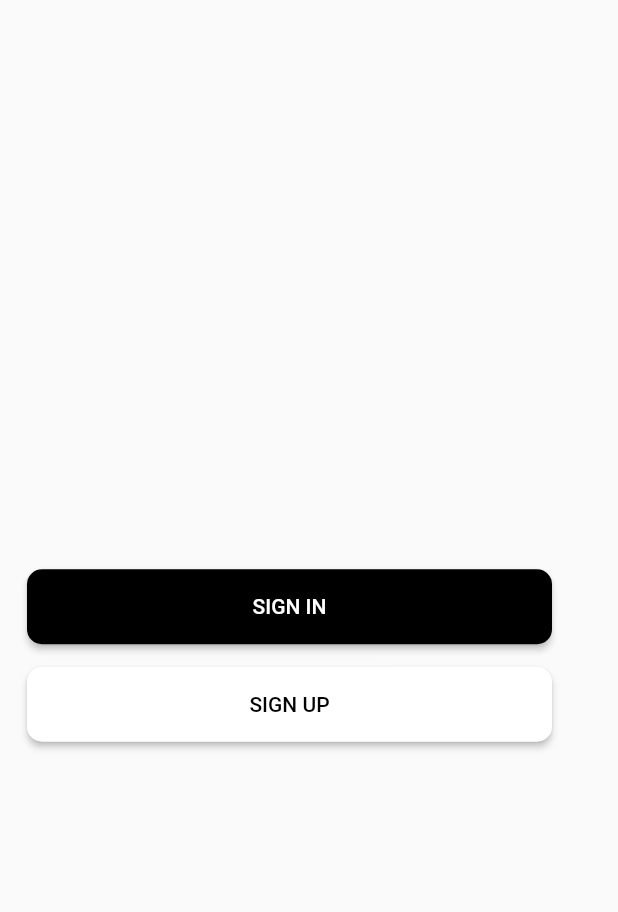
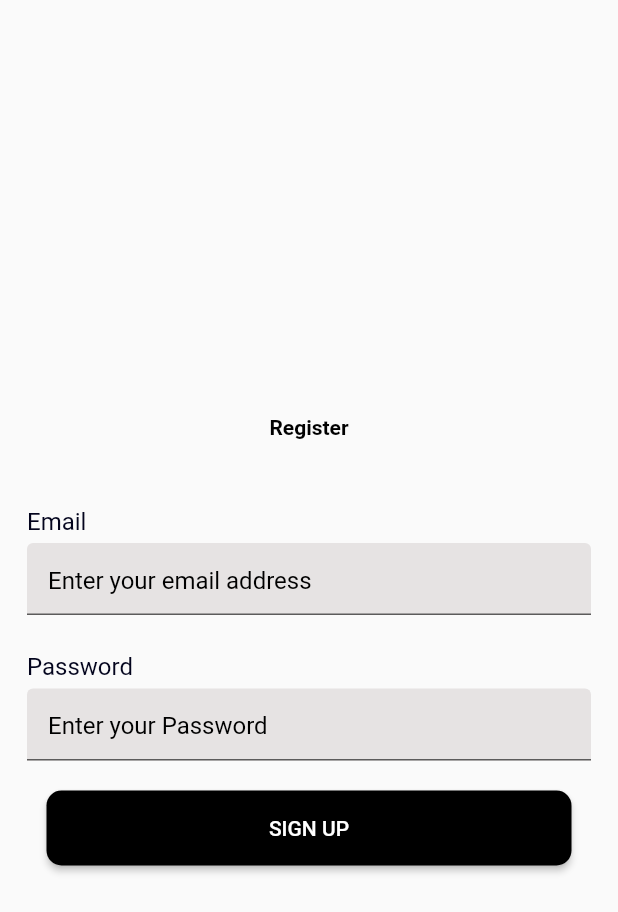
Before and after one commit to AliPunjabi/project2, a Flutter app: the screen it shows after launch, after a tap on "SIGN UP", on a phone screen of 412 x 824 dp. Shown: the top 912 px of the screen. Run offline on Flutter 3.47's test engine with Material 2 defaults, Android fonts, the phone set to English and light mode, and no system bars; Roboto replaces fonts that are missing (Raleway).

Commit message:
signup screen implemented

```diff
--- /dev/null
+++ b/lib/Customs/label.dart
@@ -0,0 +1,23 @@
+// ignore_for_file: prefer_const_constructors
+
+import 'package:flutter/material.dart';
+
+class AppLabelWidget extends StatelessWidget {
+  const AppLabelWidget({required this.title, Key? key}) : super(key: key);
+
+  final String title;
+
+  @override
+  Widget build(BuildContext context) {
+    return Padding(
+      padding: const EdgeInsets.symmetric(vertical: 5.0),
+      child: Text(
+        title,
+        style: TextStyle(
+            fontWeight: FontWeight.normal,
+            fontSize: 16.0,
+            color: const Color(0xFF03041D)),
+      ),
+    );
+  }
+}
--- /dev/null
+++ b/lib/Customs/textfield.dart
@@ -0,0 +1,43 @@
+// ignore_for_file: prefer_const_constructors
+
+import 'package:flutter/material.dart';
+
+class CustomTextField extends StatelessWidget {
+  CustomTextField({
+    Key? key,
+    required this.hintText,
+    required this.textInputType,
+    required this.textInputAction,
+    this.textEditingController,
+    this.errorText,
+    this.validator,
+    required this.onFieldSubmitted,
+  }) : super(key: key);
+
+  final String? hintText, errorText;
+  String? Function(String?)? validator;
+  Function(String)? onFieldSubmitted;
+  final TextEditingController? textEditingController;
+  final TextInputType textInputType;
+  final TextInputAction textInputAction;
+
+  @override
+  Widget build(BuildContext context) {
+    return TextFormField(
+      textInputAction: textInputAction,
+      onFieldSubmitted: onFieldSubmitted,
+      validator: validator,
+      keyboardType: textInputType,
+      controller: textEditingController,
+      decoration: InputDecoration(
+        hintStyle: TextStyle(color: Colors.black),
+        errorStyle: TextStyle(color: Colors.black),
+        filled: true,
+        fillColor: Color.fromARGB(255, 230, 227, 227),
+        contentPadding:
+            const EdgeInsets.only(left: 14.0, bottom: 6.0, top: 8.0, right: 14),
+        errorMaxLines: 2,
+      ).copyWith(hintText: hintText, errorText: errorText),
+    );
+  }
+}
--- a/lib/Screens/loginScreen.dart
+++ b/lib/Screens/loginScreen.dart
@@ -5,6 +5,7 @@ import 'package:flutter/material.dart';
 import 'package:project2/Customs/button.dart';
 import 'package:project2/Customs/button2.dart';
 import 'package:project2/Customs/transitions.dart';
+import 'package:project2/Screens/signup.dart';
 
 class loginscreen extends StatelessWidget {
   @override
@@ -45,15 +46,14 @@ class loginscreen extends StatelessWidget {
             width: 350,
             child: CustomElevatedButton2(
                 onPressed: () {
-                  /* Navigator.of(context).push(
+                  Navigator.of(context).push(
                     Transitions(
                         transitionType: TransitionType.fade,
                         curve: Curves.bounceInOut,
                         duration: const Duration(milliseconds: 500),
                         reverseCurve: Curves.bounceOut,
-                        widget:
-                            login()), //this will leads you to login screen
-                  );*/
+                        widget: signup()), //this will leads you to login screen
+                  );
                 },
                 child: Text('SIGN UP',
                     style: TextStyle(
--- /dev/null
+++ b/lib/Screens/signup.dart
@@ -0,0 +1,97 @@
+// ignore_for_file: prefer_const_literals_to_create_immutables, prefer_const_constructors
+
+import 'package:flutter/material.dart';
+import 'package:project2/Customs/button.dart';
+import 'package:project2/Customs/label.dart';
+import 'package:project2/Customs/textfield.dart';
+import 'package:project2/Customs/transitions.dart';
+
+class signup extends StatelessWidget {
+  final _name = TextEditingController();
+  @override
+  Widget build(BuildContext context) {
+    return Scaffold(
+      body: Padding(
+        padding: const EdgeInsets.all(18.0),
+        child: Column(mainAxisAlignment: MainAxisAlignment.center, children: [
+          SizedBox(
+            height: 50,
+          ),
+          Text(
+            'Register',
+            style: TextStyle(
+                fontFamily: 'Raleway',
+                color: Colors.black,
+                fontWeight: FontWeight.bold),
+          ),
+          SizedBox(
+            height: 10,
+          ),
+          SizedBox(
+            height: 30,
+          ),
+          Row(
+            mainAxisAlignment: MainAxisAlignment.start,
+            children: [
+              AppLabelWidget(
+                title: 'Email',
+              ),
+            ],
+          ),
+          CustomTextField(
+            onFieldSubmitted: (v) {
+              FocusScope.of(context).nextFocus();
+            },
+            textInputAction: TextInputAction.next,
+            hintText: 'Enter your email address',
+            textInputType: TextInputType.emailAddress,
+            textEditingController: _name,
+          ),
+          SizedBox(
+            height: 20,
+          ),
+          Row(
+            mainAxisAlignment: MainAxisAlignment.start,
+            children: [
+              AppLabelWidget(
+                title: 'Password',
+              ),
+            ],
+          ),
+          CustomTextField(
+            onFieldSubmitted: (v) {
+              FocusScope.of(context).nextFocus();
+            },
+            textInputAction: TextInputAction.next,
+            hintText: 'Enter your Password',
+            textInputType: TextInputType.visiblePassword,
+          ),
+          SizedBox(
+            height: 20,
+          ),
+          SizedBox(
+            width: 350,
+            child: CustomElevatedButton(
+                onPressed: () {
+                  /* Navigator.of(context).push(
+                    Transitions(
+                        transitionType: TransitionType.fade,
+                        curve: Curves.bounceInOut,
+                        duration: const Duration(milliseconds: 500),
+                        reverseCurve: Curves.bounceOut,
+                        widget: home(0)),
+                  );*/
+                },
+                child: Text('SIGN UP',
+                    style: TextStyle(
+                      color: Colors.white,
+                    ))),
+          ),
+          SizedBox(
+            height: 20,
+          ),
+        ]),
+      ),
+    );
+  }
+}
```
